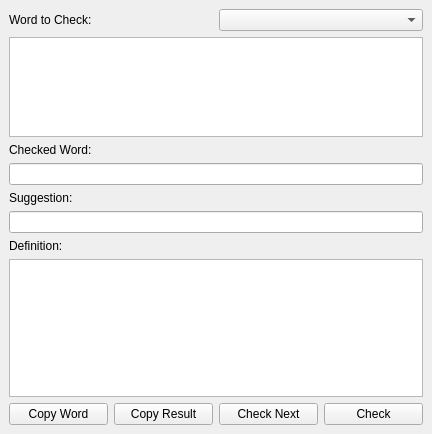
Old version of the form py_src/pydict/ui/dict.ui in the repository pitman2e/python-pydict.
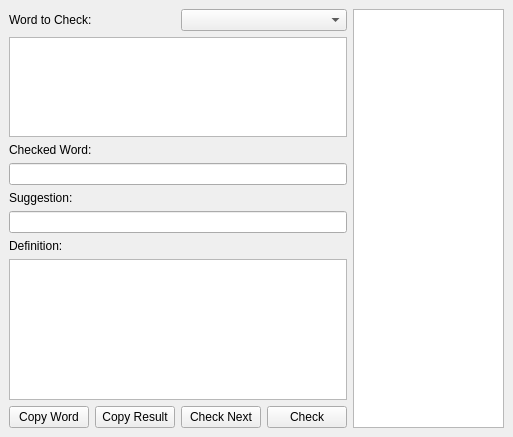
New version of the form.

Commit message: Add history list

Diff of the .ui file:
```diff
--- a/py_src/pydict/ui/dict.ui
+++ b/py_src/pydict/ui/dict.ui
@@ -6,14 +6,16 @@
    <rect>
     <x>0</x>
     <y>0</y>
-    <width>432</width>
-    <height>434</height>
+    <width>513</width>
+    <height>437</height>
    </rect>
   </property>
   <property name="windowTitle">
    <string>Dictionary</string>
   </property>
   <widget class="QWidget" name="centralwidget">
+   <layout class="QHBoxLayout" name="horizontalLayout">
+    <item>
    <layout class="QVBoxLayout" name="verticalLayout">
     <item>
      <layout class="QHBoxLayout" name="horizontalLayout">
@@ -128,6 +130,11 @@
        </widget>
       </item>
      </layout>
+      </item>
+     </layout>
+    </item>
+    <item>
+     <widget class="QListWidget" name="lstHistory"/>
     </item>
    </layout>
   </widget>
```
Lines whose indentation alone changed are shown as unchanged. The commit also changes 1 other file.
